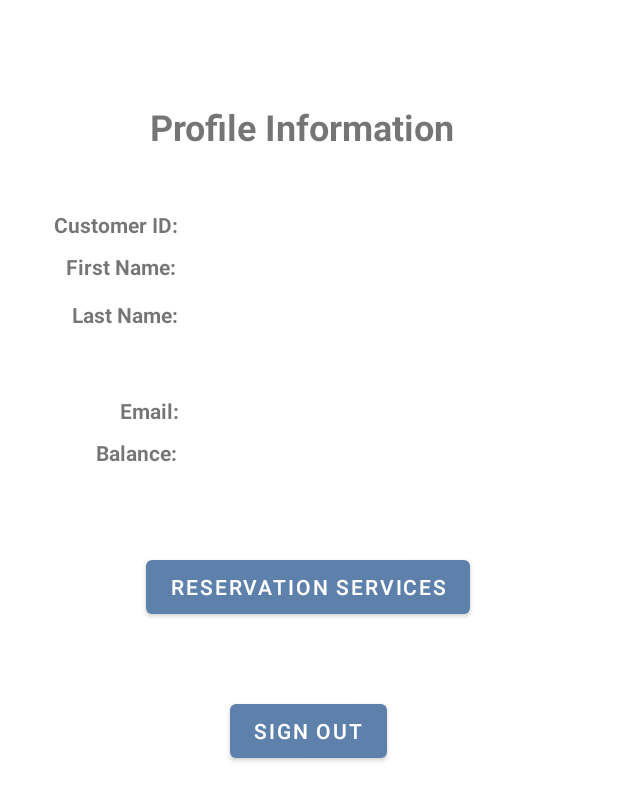
After one commit to McGill-ECSE321-Winter2022/project-group-group-16, an Android app: the layout fragment_test.xml on its own in the app's theme, with its tools: preview values and no code run, on a phone screen of 412 x 824 dp. The commit adds this screen. Shown: the top 801 px of the screen. Run offline under Robolectric (Android 15) with nearby library versions, the phone set to English and light mode, and no system bars.

Commit message:
Fixed employee profile information

```diff
--- /dev/null
+++ b/app/src/main/res/layout/fragment_test.xml
@@ -0,0 +1,170 @@
+<?xml version="1.0" encoding="utf-8"?>
+<androidx.constraintlayout.widget.ConstraintLayout xmlns:android="http://schemas.android.com/apk/res/android"
+    xmlns:app="http://schemas.android.com/apk/res-auto"
+    xmlns:tools="http://schemas.android.com/tools"
+    android:layout_width="match_parent"
+    android:layout_height="match_parent">
+
+<!--    <TextView-->
+<!--        android:id="@+id/error"-->
+<!--        android:layout_width="48dp"-->
+<!--        android:layout_height="18dp"-->
+<!--        android:text=""-->
+<!--        android:textColor="#FF0000"-->
+<!--        android:translationX="50dp"-->
+<!--        android:translationY="50dp"-->
+<!--        android:visibility="gone"-->
+<!--        app:layout_constraintBottom_toTopOf="parent"-->
+<!--        app:layout_constraintEnd_toStartOf="parent"-->
+<!--        app:layout_constraintStart_toStartOf="parent"-->
+<!--        app:layout_constraintTop_toTopOf="parent" />-->
+
+    <TextView
+        android:id="@+id/textView2"
+        android:layout_width="wrap_content"
+        android:layout_height="wrap_content"
+        android:layout_marginStart="100dp"
+        android:layout_marginTop="68dp"
+        android:text="Profile Information"
+        android:textSize="24sp"
+        android:textStyle="bold"
+        app:layout_constraintStart_toStartOf="parent"
+        app:layout_constraintTop_toTopOf="parent" />
+
+    <TextView
+        android:id="@+id/textViewId"
+        android:layout_width="wrap_content"
+        android:layout_height="wrap_content"
+        android:layout_marginStart="36dp"
+        android:layout_marginTop="140dp"
+        android:text="Customer ID:"
+        android:textStyle="bold"
+        app:layout_constraintStart_toStartOf="parent"
+        app:layout_constraintTop_toTopOf="parent" />
+
+    <TextView
+        android:id="@+id/textViewFirstName"
+        android:layout_width="wrap_content"
+        android:layout_height="wrap_content"
+        android:layout_marginStart="44dp"
+        android:layout_marginTop="28dp"
+        android:text="First Name:"
+        android:textStyle="bold"
+        app:layout_constraintStart_toStartOf="parent"
+        app:layout_constraintTop_toTopOf="@+id/textViewId" />
+
+    <TextView
+        android:id="@+id/textViewLastName"
+        android:layout_width="wrap_content"
+        android:layout_height="wrap_content"
+        android:layout_marginStart="48dp"
+        android:layout_marginTop="32dp"
+        android:text="Last Name:"
+        android:textStyle="bold"
+        app:layout_constraintStart_toStartOf="parent"
+        app:layout_constraintTop_toTopOf="@+id/textViewFirstName" />
+
+    <TextView
+        android:id="@+id/textViewEmail"
+        android:layout_width="wrap_content"
+        android:layout_height="wrap_content"
+        android:layout_marginStart="80dp"
+        android:layout_marginTop="64dp"
+        android:text="Email:"
+        android:textStyle="bold"
+        app:layout_constraintStart_toStartOf="parent"
+        app:layout_constraintTop_toTopOf="@+id/textViewLastName" />
+
+    <TextView
+        android:id="@+id/textViewBalance"
+        android:layout_width="wrap_content"
+        android:layout_height="wrap_content"
+        android:layout_marginStart="64dp"
+        android:layout_marginTop="92dp"
+        android:text="Balance:"
+        android:textStyle="bold"
+        app:layout_constraintStart_toStartOf="parent"
+        app:layout_constraintTop_toTopOf="@+id/textViewLastName" />
+
+    <TextView
+        android:id="@+id/displayId"
+        android:layout_width="wrap_content"
+        android:layout_height="wrap_content"
+        android:layout_marginStart="44dp"
+        android:layout_marginTop="140dp"
+        android:text=""
+        android:textStyle="bold"
+        app:layout_constraintStart_toEndOf="@+id/textViewId"
+        app:layout_constraintTop_toTopOf="parent" />
+
+    <TextView
+        android:id="@+id/displayFirstName"
+        android:layout_width="wrap_content"
+        android:layout_height="wrap_content"
+        android:layout_marginStart="44dp"
+        android:layout_marginTop="28dp"
+        android:text=""
+        android:textStyle="bold"
+        app:layout_constraintStart_toEndOf="@+id/textViewFirstName"
+        app:layout_constraintTop_toTopOf="@+id/textViewId" />
+
+    <TextView
+        android:id="@+id/displayLastName"
+        android:layout_width="0dp"
+        android:layout_height="13dp"
+        android:layout_marginStart="40dp"
+        android:layout_marginTop="32dp"
+        android:text=""
+        android:textStyle="bold"
+        app:layout_constraintStart_toEndOf="@+id/textViewLastName"
+        app:layout_constraintTop_toTopOf="@+id/textViewFirstName" />
+
+    <TextView
+        android:id="@+id/displayEmail"
+        android:layout_width="wrap_content"
+        android:layout_height="wrap_content"
+        android:layout_marginStart="44dp"
+        android:layout_marginTop="64dp"
+        android:text=""
+        android:textStyle="bold"
+        app:layout_constraintStart_toEndOf="@+id/textViewEmail"
+        app:layout_constraintTop_toTopOf="@+id/textViewLastName" />
+
+    <TextView
+        android:id="@+id/displayBalance"
+        android:layout_width="wrap_content"
+        android:layout_height="wrap_content"
+        android:layout_marginStart="44dp"
+        android:layout_marginTop="92dp"
+        android:text=""
+        android:textStyle="bold"
+        app:layout_constraintStart_toEndOf="@+id/textViewBalance"
+        app:layout_constraintTop_toTopOf="@+id/textViewLastName" />
+
+    <Button
+        android:id="@+id/reservationButton"
+        android:layout_width="wrap_content"
+        android:layout_height="wrap_content"
+        android:layout_marginTop="56dp"
+        android:text="Reservation Services"
+        app:layout_constraintEnd_toEndOf="parent"
+        app:layout_constraintHorizontal_bias="0.497"
+        app:layout_constraintStart_toStartOf="parent"
+        app:layout_constraintTop_toBottomOf="@+id/textViewBalance"
+        android:onClick="goToReservation"
+        />
+
+    <Button
+        android:id="@+id/logoutButton"
+        android:layout_width="wrap_content"
+        android:layout_height="wrap_content"
+        android:layout_marginTop="152dp"
+        android:text="Sign Out"
+        app:layout_constraintEnd_toEndOf="parent"
+        app:layout_constraintHorizontal_bias="0.498"
+        app:layout_constraintStart_toStartOf="parent"
+        app:layout_constraintTop_toBottomOf="@+id/textViewBalance"
+        android:onClick="signout"
+        />
+
+</androidx.constraintlayout.widget.ConstraintLayout>
```
Also changed, not shown: app/src/main/java/ca/mcgill/ecse321/groceryapplication/MainActivity.java (+34 -13 lines), app/src/main/res/layout/fragment_employeehomepage.xml (+25 -37 lines).
